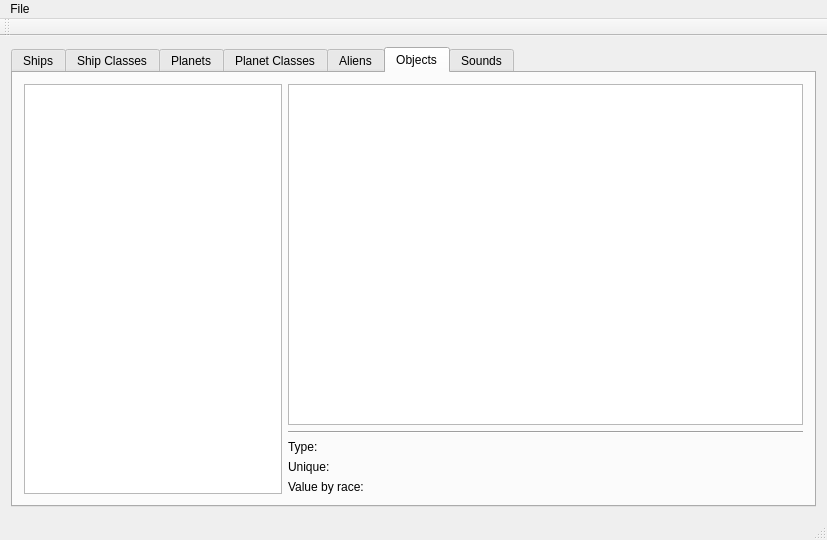
Qt form nomad-resource-explorer/mainwindow.ui (colinbourassa/nomad-resource-explorer) before a commit.
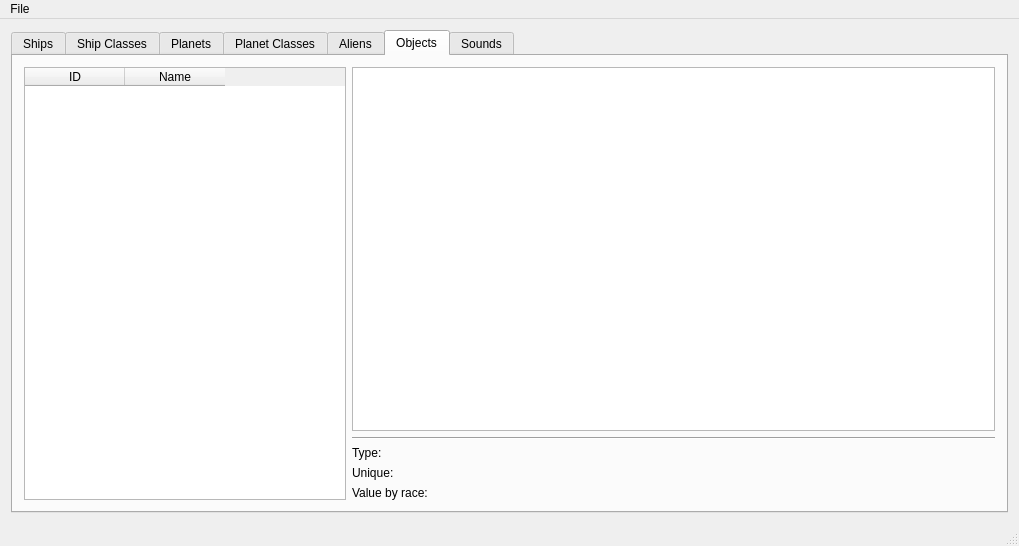
The same form after that commit. The open tabs and pages were chosen to show the change.

Commit message: Start of Ship Class support

```diff
--- a/nomad-resource-explorer/mainwindow.ui
+++ b/nomad-resource-explorer/mainwindow.ui
@@ -6,8 +6,8 @@
    <rect>
     <x>0</x>
     <y>0</y>
-    <width>827</width>
-    <height>540</height>
+    <width>1019</width>
+    <height>546</height>
    </rect>
   </property>
   <property name="windowTitle">
@@ -314,14 +314,19 @@
           <property name="columnCount">
            <number>2</number>
           </property>
-          <attribute name="horizontalHeaderVisible">
-           <bool>false</bool>
-          </attribute>
           <attribute name="verticalHeaderVisible">
            <bool>false</bool>
           </attribute>
-          <column/>
-          <column/>
+          <column>
+           <property name="text">
+            <string>ID</string>
+           </property>
+          </column>
+          <column>
+           <property name="text">
+            <string>Name</string>
+           </property>
+          </column>
          </widget>
         </item>
        </layout>
@@ -439,7 +444,7 @@
     <rect>
      <x>0</x>
      <y>0</y>
-     <width>827</width>
+     <width>1019</width>
      <height>20</height>
     </rect>
    </property>
@@ -455,14 +460,6 @@
    </widget>
    <addaction name="menuFile"/>
   </widget>
-  <widget class="QToolBar" name="mainToolBar">
-   <attribute name="toolBarArea">
-    <enum>TopToolBarArea</enum>
-   </attribute>
-   <attribute name="toolBarBreak">
-    <bool>false</bool>
-   </attribute>
-  </widget>
   <widget class="QStatusBar" name="statusBar"/>
   <action name="actionOpen_game_data_dir">
    <property name="text">
```
Left out of the diff: 41 changed lines with no effect on the pictures. The commit also changes 4 other files.
